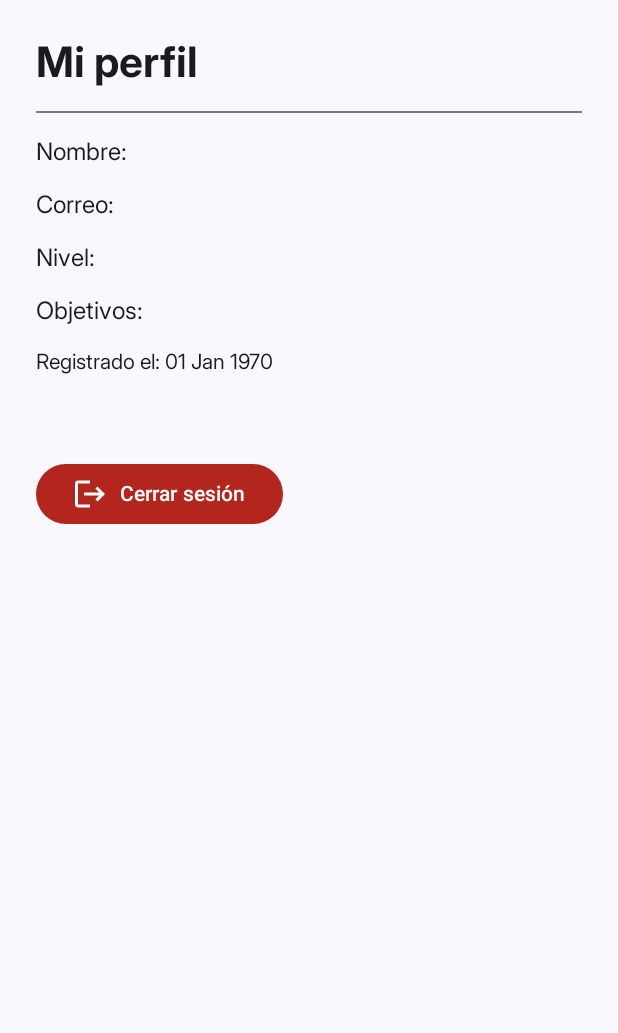
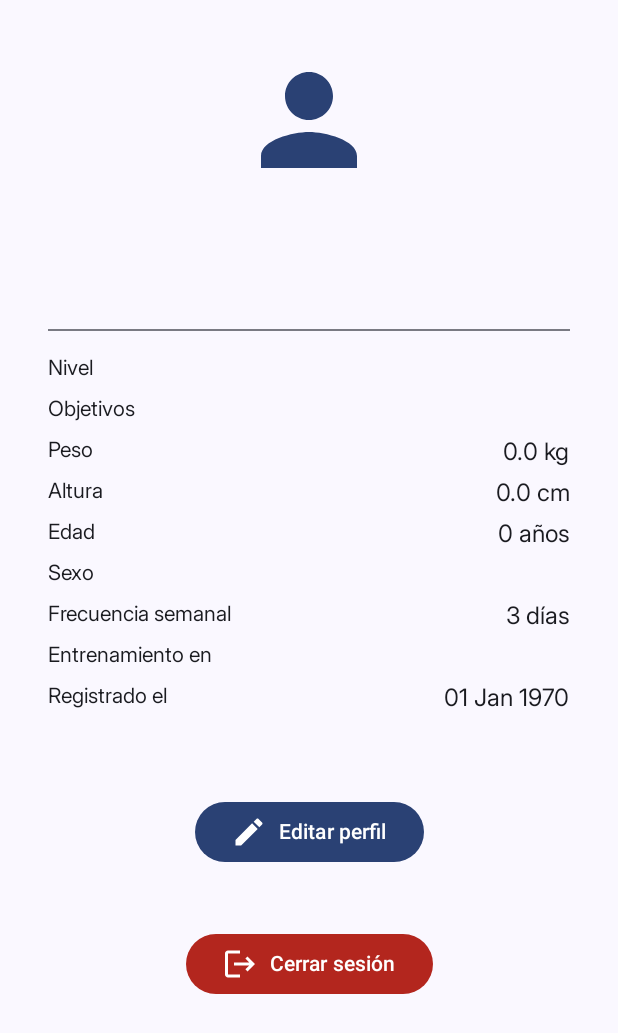
Before and after one commit to Julio-Mateus/KalisFit, an Android app built with Jetpack Compose: the ProfileScreen screen opened through its navigation route, on a phone screen of 412 x 824 dp. Shown: the top 1033 px of the screen. Run offline under Robolectric (Android 15) with nearby library versions, the phone set to English and light mode, and no system bars; our stand-ins replace Firebase (no records; nobody signed in at launch, a user with empty details on screens opened directly).

Commit message:
Arreglos del perfil de usuario.

```diff
--- a/app/src/main/java/com/jcmateus/kalisfit/navigation/NavGraph.kt
+++ b/app/src/main/java/com/jcmateus/kalisfit/navigation/NavGraph.kt
@@ -1,10 +1,15 @@
 package com.jcmateus.kalisfit.navigation
 
 
+import android.os.Build
+import androidx.annotation.RequiresApi
 import androidx.compose.runtime.Composable
+import androidx.compose.runtime.collectAsState
+import androidx.compose.runtime.remember
 import androidx.navigation.NavHostController
 import androidx.navigation.compose.NavHost
 import androidx.navigation.compose.composable
+import com.jcmateus.kalisfit.ui.screens.EditProfileScreen
 import com.jcmateus.kalisfit.ui.screens.ForgotPasswordScreen
 import com.jcmateus.kalisfit.ui.screens.HomeScreen
 import com.jcmateus.kalisfit.ui.screens.KalisMainScreen
@@ -15,10 +20,10 @@ import com.jcmateus.kalisfit.ui.screens.ProfileScreen
 import com.jcmateus.kalisfit.ui.screens.RegisterScreen
 import com.jcmateus.kalisfit.ui.screens.RoutineScreen
 import com.jcmateus.kalisfit.ui.screens.SplashScreen
+import com.jcmateus.kalisfit.viewmodel.UserProfileViewModel
 
 
-
-
+@RequiresApi(Build.VERSION_CODES.O)
 @Composable
 fun KalisNavGraph(navController: NavHostController) {
     NavHost(navController = navController, startDestination = Routes.SPLASH) {
@@ -43,7 +48,10 @@ fun KalisNavGraph(navController: NavHostController) {
             )
         }
         composable(Routes.PROFILE) {
-            ProfileScreen(onLogout = { navController.navigate(Routes.LOGIN) })
+            ProfileScreen(
+                onLogout = { navController.navigate(Routes.LOGIN) },
+                onEditProfile = { navController.navigate("edit_profile") }
+            )
         }
 
         composable(Routes.HOME) {
@@ -98,6 +106,23 @@ fun KalisNavGraph(navController: NavHostController) {
                 }
             )
         }
+        composable("edit_profile") {
+            val viewModel = remember { UserProfileViewModel() }
+            val user = viewModel.user.collectAsState().value
+
+            user?.let {
+                EditProfileScreen(
+                    user = it,
+                    onProfileUpdated = {
+                        navController.popBackStack() // volver al perfil
+                        viewModel.loadUserProfile() // recargar datos
+                    },
+                    onCancel = {
+                        navController.popBackStack()
+                    }
+                )
+            }
+        }
 
     }
 }
--- a/app/src/main/java/com/jcmateus/kalisfit/ui/screens/OnboardingScreen.kt
+++ b/app/src/main/java/com/jcmateus/kalisfit/ui/screens/OnboardingScreen.kt
@@ -12,6 +12,8 @@ import androidx.compose.foundation.layout.fillMaxSize
 import androidx.compose.foundation.layout.fillMaxWidth
 import androidx.compose.foundation.layout.height
 import androidx.compose.foundation.layout.padding
+import androidx.compose.foundation.rememberScrollState
+import androidx.compose.foundation.verticalScroll
 import androidx.compose.material3.Button
 import androidx.compose.material3.Checkbox
 import androidx.compose.material3.MaterialTheme
@@ -37,6 +39,7 @@ fun OnboardingScreen(
 ) {
     val viewModel = remember { AuthViewModel() }
     val context = LocalContext.current
+    val scrollState = rememberScrollState()
 
     var nivel by remember { mutableStateOf("") }
     val niveles = listOf("Principiante", "Intermedio", "Avanzado")
@@ -54,7 +57,8 @@ fun OnboardingScreen(
     Column(
         modifier = Modifier
             .fillMaxSize()
-            .padding(24.dp),
+            .padding(24.dp)
+            .verticalScroll(scrollState),
         verticalArrangement = Arrangement.Top,
         horizontalAlignment = Alignment.Start
     ) {
--- a/app/src/main/java/com/jcmateus/kalisfit/ui/screens/ProfileScreen.kt
+++ b/app/src/main/java/com/jcmateus/kalisfit/ui/screens/ProfileScreen.kt
@@ -21,11 +21,16 @@ import com.jcmateus.kalisfit.viewmodel.UserProfileViewModel
 import androidx.compose.foundation.layout.*
 import androidx.compose.material3.*
 import androidx.compose.material.icons.Icons
+import androidx.compose.material.icons.filled.Edit
 import androidx.compose.material.icons.filled.Logout
+import androidx.compose.material.icons.filled.Person
 import com.google.firebase.auth.FirebaseAuth
 
 @Composable
-fun ProfileScreen(onLogout: () -> Unit) {
+fun ProfileScreen(
+    onLogout: () -> Unit,
+    onEditProfile: () -> Unit
+) {
     val viewModel = remember { UserProfileViewModel() }
     val userState = viewModel.user.collectAsState()
     val user = userState.value
@@ -37,28 +42,54 @@ fun ProfileScreen(onLogout: () -> Unit) {
     Box(
         modifier = Modifier
             .fillMaxSize()
-            .padding(24.dp)
+            .padding(16.dp)
     ) {
         user?.let {
             Column(
+                modifier = Modifier
+                    .fillMaxWidth()
+                    .padding(16.dp),
                 verticalArrangement = Arrangement.spacedBy(16.dp),
-                horizontalAlignment = Alignment.Start
+                horizontalAlignment = Alignment.CenterHorizontally
             ) {
-                Text("Mi perfil", style = MaterialTheme.typography.displayLarge)
+                Icon(
+                    imageVector = Icons.Default.Person,
+                    contentDescription = "Foto de perfil",
+                    modifier = Modifier.size(96.dp),
+                    tint = MaterialTheme.colorScheme.primary
+                )
 
-                Divider()
+                Text("${it.nombre}", style = MaterialTheme.typography.headlineMedium)
+                Text("${it.email}", style = MaterialTheme.typography.bodyMedium)
 
-                Text("Nombre: ${it.nombre}", style = MaterialTheme.typography.bodyLarge)
-                Text("Correo: ${it.email}", style = MaterialTheme.typography.bodyLarge)
-                Text("Nivel: ${it.nivel}", style = MaterialTheme.typography.bodyLarge)
-                Text("Objetivos: ${it.objetivos.joinToString(", ")}", style = MaterialTheme.typography.bodyLarge)
-                Text(
-                    "Registrado el: ${it.fechaRegistro}",
-                    style = MaterialTheme.typography.bodyMedium
-                )
+                Divider(thickness = 1.dp)
+
+                Column(
+                    modifier = Modifier.fillMaxWidth(),
+                    verticalArrangement = Arrangement.spacedBy(8.dp)
+                ) {
+                    ProfileInfoRow(label = "Nivel", value = it.nivel)
+                    ProfileInfoRow(label = "Objetivos", value = it.objetivos.joinToString(", "))
+                    ProfileInfoRow(label = "Peso", value = "${it.peso} kg")
+                    ProfileInfoRow(label = "Altura", value = "${it.altura} cm")
+                    ProfileInfoRow(label = "Edad", value = "${it.edad} años")
+                    ProfileInfoRow(label = "Sexo", value = it.sexo)
+                    ProfileInfoRow(label = "Frecuencia semanal", value = "${it.frecuenciaSemanal} días")
+                    ProfileInfoRow(label = "Entrenamiento en", value = it.lugarEntrenamiento)
+                    ProfileInfoRow(label = "Registrado el", value = it.fechaRegistro)
+                }
 
                 Spacer(modifier = Modifier.height(24.dp))
 
+                Button(
+                    onClick = onEditProfile,
+                    colors = ButtonDefaults.buttonColors(containerColor = MaterialTheme.colorScheme.primary)
+                ) {
+                    Icon(Icons.Default.Edit, contentDescription = "Editar perfil")
+                    Spacer(modifier = Modifier.width(8.dp))
+                    Text("Editar perfil")
+                }
+                Spacer(modifier = Modifier.height(8.dp))
                 Button(
                     onClick = {
                         FirebaseAuth.getInstance().signOut()
@@ -76,3 +107,14 @@ fun ProfileScreen(onLogout: () -> Unit) {
         }
     }
 }
+
+@Composable
+fun ProfileInfoRow(label: String, value: String) {
+    Row(
+        modifier = Modifier.fillMaxWidth(),
+        horizontalArrangement = Arrangement.SpaceBetween
+    ) {
+        Text(label, style = MaterialTheme.typography.bodyMedium)
+        Text(value, style = MaterialTheme.typography.bodyLarge)
+    }
+}
```
Also changed, not shown: app/src/main/java/com/jcmateus/kalisfit/ui/screens/EditProfileScreen.kt (added, +112 -0 lines), app/src/main/java/com/jcmateus/kalisfit/ui/screens/KalisMainScreen.kt (+23 -1 lines).
